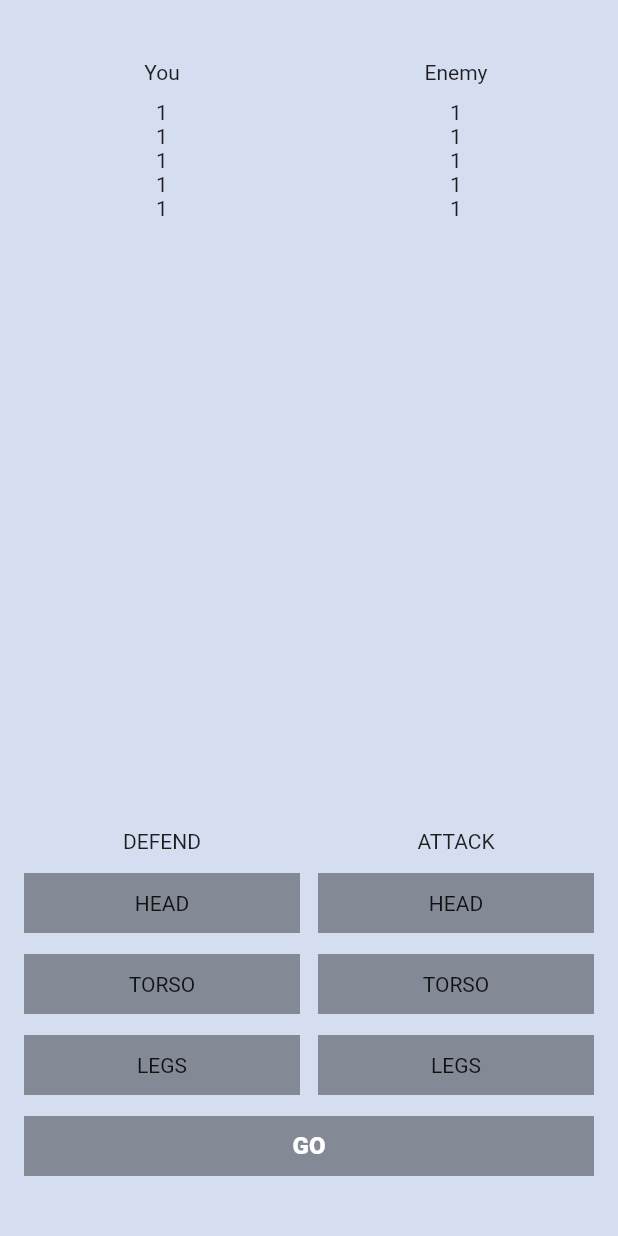
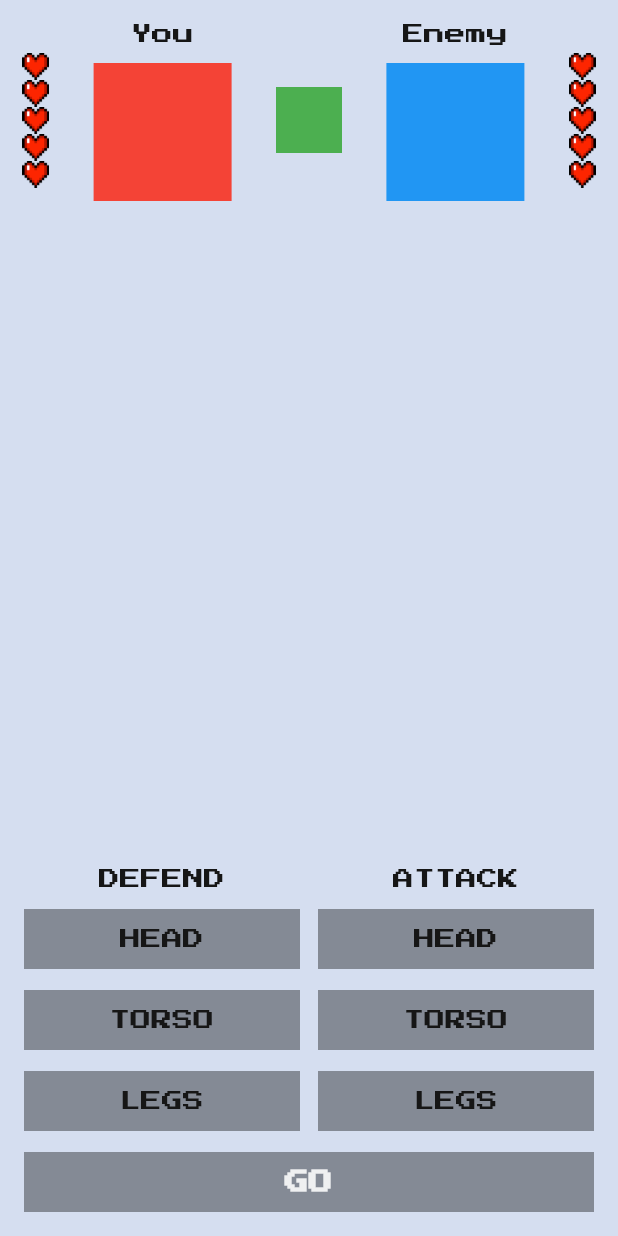
Before and after one commit to studio-salamander/flutter_fight_club, a Flutter app: the screen it shows after launch, on a phone screen of 412 x 824 dp. Run offline on Flutter 3.47's test engine with Material 2 defaults, Android fonts, the phone set to English and light mode, and no system bars; our stand-ins replace google_fonts.

Commit message:
second commit

```diff
--- /dev/null
+++ b/lib/fight_club_colors.dart
@@ -0,0 +1,14 @@
+import 'package:flutter/material.dart';
+
+class FightClubColors {
+
+  FightClubColors._();
+
+  static const background = Color.fromRGBO(213, 222, 240, 1);
+  static const greyButton = Color.fromRGBO(0, 0, 0, 0.38);
+  static const blueButton = Color.fromRGBO(28, 121, 206, 1);
+  static const blackButton = Color.fromRGBO(0, 0, 0, 0.87);
+  static const darkGreyText = Color.fromRGBO(22, 22, 22, 1);
+  static const whiteText = Color.fromRGBO(255, 255, 255, 0.87);
+  static const youFightInfoBackgroundColor = Color.fromRGBO(255, 255, 255, 1);
+}
--- /dev/null
+++ b/lib/fight_club_icons.dart
@@ -0,0 +1,7 @@
+class FightClubIcons {
+
+  FightClubIcons._();
+
+  static const heartFull = "assets/icons/heart-full.png";
+  static const heartEmpty = "assets/icons/heart-empty.png";
+}
--- /dev/null
+++ b/lib/fight_club_images.dart
@@ -0,0 +1,7 @@
+class FightClubImages {
+
+  FightClubImages._();
+
+  static const youAvatar = "assets/images/you-avatar.png";
+  static const enemyAvatar = "assets/images/enemy-avatar.png";
+}
--- a/lib/main.dart
+++ b/lib/main.dart
@@ -1,4 +1,10 @@
+import 'dart:math';
+
 import 'package:flutter/material.dart';
+import 'package:flutter_fight_club/fight_club_colors.dart';
+import 'package:flutter_fight_club/fight_club_icons.dart';
+import 'package:flutter_fight_club/fight_club_images.dart';
+import 'package:google_fonts/google_fonts.dart';
 
 void main() {
   runApp(const MyApp());
@@ -10,8 +16,12 @@ class MyApp extends StatelessWidget {
   // This widget is the root of your application.
   @override
   Widget build(BuildContext context) {
-    return const MaterialApp(
-      home: MyHomePage(),
+    return MaterialApp(
+      theme: ThemeData(
+          textTheme: GoogleFonts.pressStart2pTextTheme(
+        Theme.of(context).textTheme,
+      )),
+      home: const MyHomePage(),
     );
   }
 }
@@ -20,80 +30,237 @@ class MyHomePage extends StatefulWidget {
   const MyHomePage({Key? key}) : super(key: key);
 
   @override
-  State<MyHomePage> createState() => _MyHomePageState();
+  State<MyHomePage> createState() => MyHomePageState();
 }
 
-class _MyHomePageState extends State<MyHomePage> {
+class MyHomePageState extends State<MyHomePage> {
+  static const maxLives = 5;
+
   BodyPart? defendingBodyPart;
   BodyPart? attackingBodyPart;
-  Color colorGoButton = const Color.fromRGBO(0, 0, 0, 0.38);
+
+  BodyPart whatEnemyAttacks = BodyPart.random();
+  BodyPart whatEnemyDefends = BodyPart.random();
+
+  int yourLives = maxLives;
+  int enemyLives = maxLives;
 
   @override
   Widget build(BuildContext context) {
     return Scaffold(
-      backgroundColor: const Color.fromRGBO(213, 222, 240, 1),
-      body: Column(
+      backgroundColor: FightClubColors.background,
+      body: SafeArea(
+        child: Column(
           children: [
-          const SizedBox(height: 40),
-          Row(
-            children: [
-              const SizedBox(width: 16),
-              Expanded(
-                  child: Column(
-                children: const [
-                  SizedBox(child: Text("You")),
-                  SizedBox(height: 11),
-                  SizedBox(child: Text("1")),
-                  SizedBox(child: Text("1")),
-                  SizedBox(child: Text("1")),
-                  SizedBox(child: Text("1")),
-                  SizedBox(child: Text("1")),
-                ],
-              )),
-              const SizedBox(width: 12),
-              Expanded(
-                  child: Column(
-                  children: const [
-                    SizedBox(child: Text("Enemy")),
-                    SizedBox(height: 11),
-                    SizedBox(child: Text("1")),
-                    SizedBox(child: Text("1")),
-                    SizedBox(child: Text("1")),
-                    SizedBox(child: Text("1")),
-                    SizedBox(child: Text("1")),
-                  ],
-                )
+            FightersInfo(
+              maxLivesCount: maxLives,
+              yourLivesCount: yourLives,
+              enemyLivesCount: enemyLives,
             ),
-              const SizedBox(width: 16),
+            const Expanded(child: SizedBox()),
+            ControlsWidget(
+                defendingBodyPart: defendingBodyPart,
+                selectDefendingBodyPart: _selectDefendingBodyPart,
+                attackingBodyPart: attackingBodyPart,
+                selectAttackingBodyPart: _selectAttackingBodyPart),
+            const SizedBox(height: 14),
+            GoButton(
+                text:
+                    yourLives == 0 || enemyLives == 0 ? "Start new game" : "Go",
+                onTap: _onGoButtonClicked,
+                color: _getGoButtonColor()),
+            const SizedBox(height: 16),
           ],
         ),
-          const Expanded(child: SizedBox()),
-          Row(
+      ),
+    );
+  }
+
+  Color _getGoButtonColor() {
+    if (yourLives == 0 || enemyLives == 0) {
+      return FightClubColors.blackButton;
+    } else if (attackingBodyPart == null || defendingBodyPart == null) {
+      return FightClubColors.greyButton;
+    } else {
+      return FightClubColors.blackButton;
+    }
+  }
+
+  void _onGoButtonClicked() {
+    if (yourLives == 0 || enemyLives == 0) {
+      setState(() {
+        yourLives = maxLives;
+        enemyLives = maxLives;
+      });
+    } else if (attackingBodyPart != null && defendingBodyPart != null) {
+      setState(() {
+        final bool enemyLoseLife = attackingBodyPart != whatEnemyDefends;
+        final bool yourLoseLife = defendingBodyPart != whatEnemyAttacks;
+        if (enemyLoseLife) {
+          enemyLives -= 1;
+        }
+        if (yourLoseLife) {
+          yourLives -= 1;
+        }
+        whatEnemyDefends = BodyPart.random();
+        whatEnemyAttacks = BodyPart.random();
+
+        attackingBodyPart = null;
+        defendingBodyPart = null;
+      });
+    }
+  }
+
+  void _selectDefendingBodyPart(final BodyPart value) {
+    if (yourLives == 0 || enemyLives == 0) {
+      return;
+    }
+    setState(() {
+      defendingBodyPart = value;
+    });
+  }
+
+  void _selectAttackingBodyPart(final BodyPart value) {
+    if (yourLives == 0 || enemyLives == 0) {
+      return;
+    }
+    setState(() {
+      attackingBodyPart = value;
+    });
+  }
+}
+
+class GoButton extends StatelessWidget {
+  final String text;
+  final VoidCallback onTap;
+  final Color color;
+
+  const GoButton(
+      {Key? key, required this.text, required this.onTap, required this.color})
+      : super(key: key);
+
+  @override
+  Widget build(BuildContext context) {
+    return Padding(
+      padding: const EdgeInsets.symmetric(horizontal: 16),
+      child: GestureDetector(
+        onTap: onTap,
+        child: SizedBox(
+          height: 40,
+          child: ColoredBox(
+            color: color,
+            child: Center(
+              child: Text(text.toUpperCase(),
+                  style: const TextStyle(
+                      fontWeight: FontWeight.w900,
+                      fontSize: 16,
+                      color: FightClubColors.whiteText)),
+            ),
+          ),
+        ),
+      ),
+    );
+  }
+}
+
+class FightersInfo extends StatelessWidget {
+  final int maxLivesCount;
+  final int yourLivesCount;
+  final int enemyLivesCount;
+
+  const FightersInfo({
+    Key? key,
+    required this.maxLivesCount,
+    required this.yourLivesCount,
+    required this.enemyLivesCount,
+  }) : super(key: key);
+
+  @override
+  Widget build(BuildContext context) {
+    return SizedBox(
+      height: 160,
+      child: Row(
+        mainAxisAlignment: MainAxisAlignment.spaceAround,
+        children: [
+          LivesWidget(
+              overallLivesCount: maxLivesCount,
+              currentLivesCount: yourLivesCount),
+          Column(
+            children: const [
+              SizedBox(height: 16),
+              Text(
+                "You",
+                style: TextStyle(color: FightClubColors.darkGreyText),
+              ),
+              SizedBox(height: 12),
+              ColoredBox(
+                  color: Colors.red, child: SizedBox(height: 92, width: 92)),
+            ],
+          ),
+          const ColoredBox(
+              color: Colors.green, child: SizedBox(height: 44, width: 44)),
+          Column(
+            children: const [
+              SizedBox(height: 16),
+              Text("Enemy",
+                  style: TextStyle(color: FightClubColors.darkGreyText)),
+              SizedBox(height: 12),
+              ColoredBox(
+                  color: Colors.blue, child: SizedBox(height: 92, width: 92))
+            ],
+          ),
+          LivesWidget(
+              overallLivesCount: maxLivesCount,
+              currentLivesCount: enemyLivesCount),
+        ],
+      ),
+    );
+  }
+}
+
+class ControlsWidget extends StatelessWidget {
+  final BodyPart? defendingBodyPart;
+  final ValueSetter<BodyPart> selectDefendingBodyPart;
+
+  final BodyPart? attackingBodyPart;
+  final ValueSetter<BodyPart> selectAttackingBodyPart;
+
+  const ControlsWidget(
+      {Key? key,
+      required this.defendingBodyPart,
+      required this.selectDefendingBodyPart,
+      required this.attackingBodyPart,
+      required this.selectAttackingBodyPart})
+      : super(key: key);
+
+  @override
+  Widget build(BuildContext context) {
+    return Row(
       mainAxisAlignment: MainAxisAlignment.center,
       children: [
         const SizedBox(width: 16),
         Expanded(
           child: Column(
             children: [
-                    const SizedBox(height: 40),
-                    Text("Defend".toUpperCase()),
+              Text("Defend".toUpperCase(),
+                  style: const TextStyle(color: FightClubColors.darkGreyText)),
               const SizedBox(height: 13),
               BodyPartButton(
                 bodyPart: BodyPart.head,
                 selected: defendingBodyPart == BodyPart.head,
-                      bodyPartSetter: _selectDefendingBodyPart,
+                bodyPartSetter: selectDefendingBodyPart,
               ),
               const SizedBox(height: 14),
               BodyPartButton(
                 bodyPart: BodyPart.torso,
                 selected: defendingBodyPart == BodyPart.torso,
-                      bodyPartSetter: _selectDefendingBodyPart,
+                bodyPartSetter: selectDefendingBodyPart,
               ),
               const SizedBox(height: 14),
               BodyPartButton(
                 bodyPart: BodyPart.legs,
                 selected: defendingBodyPart == BodyPart.legs,
-                      bodyPartSetter: _selectDefendingBodyPart,
+                bodyPartSetter: selectDefendingBodyPart,
               ),
             ],
           ),
@@ -102,91 +269,60 @@ class _MyHomePageState extends State<MyHomePage> {
         Expanded(
           child: Column(
             children: [
-                    const SizedBox(height: 40),
-                    Text("Attack".toUpperCase()),
+              Text("Attack".toUpperCase(),
+                  style: const TextStyle(color: FightClubColors.darkGreyText)),
               const SizedBox(height: 13),
               BodyPartButton(
                 bodyPart: BodyPart.head,
                 selected: attackingBodyPart == BodyPart.head,
-                      bodyPartSetter: _selectAttackingBodyPart,
+                bodyPartSetter: selectAttackingBodyPart,
               ),
               const SizedBox(height: 14),
               BodyPartButton(
                 bodyPart: BodyPart.torso,
                 selected: attackingBodyPart == BodyPart.torso,
-                      bodyPartSetter: _selectAttackingBodyPart,
+                bodyPartSetter: selectAttackingBodyPart,
               ),
               const SizedBox(height: 14),
               BodyPartButton(
                 bodyPart: BodyPart.legs,
                 selected: attackingBodyPart == BodyPart.legs,
-                      bodyPartSetter: _selectAttackingBodyPart,
+                bodyPartSetter: selectAttackingBodyPart,
               ),
             ],
           ),
         ),
         const SizedBox(width: 16),
       ],
-          ),
-          const SizedBox(height: 14),
-          Row(
-            children: [
-              const SizedBox(width: 16),
-              Expanded(
-                child: GestureDetector(
-                  onTap: _inactivateGoButton,
-                  child: SizedBox(
-                    height: 40,
-                    child: ColoredBox(
-                      color: colorGoButton,
-                      child: Center(
-                        child: Text("Go".toUpperCase(),
-                            style: const TextStyle(
-                                fontWeight: FontWeight.w900,
-                                fontSize: 16,
-                                color: Colors.white)),
-                      ),
-                    ),
-                  ),
-                ),
-              ),
-              const SizedBox(width: 16),
-            ],
-          ),
-          const SizedBox(height: 40),
-        ],
-      ),
     );
-  }
-
-  void _selectDefendingBodyPart(final BodyPart value) {
-    setState(() {
-      defendingBodyPart = value;
-      _activateGoButton();
-    });
-  }
-
-  void _selectAttackingBodyPart(final BodyPart value) {
-    setState(() {
-      attackingBodyPart = value;
-      _activateGoButton();
-    });
-  }
-
-  void _activateGoButton() {
-    if (defendingBodyPart != null && attackingBodyPart != null) {
-      colorGoButton = const Color.fromRGBO(0, 0, 0, 0.87);
   }
 }
 
-  void _inactivateGoButton() {
-    setState(() {
-      if (defendingBodyPart != null && attackingBodyPart != null) {
-        colorGoButton = const Color.fromRGBO(0, 0, 0, 0.38);
-        defendingBodyPart = null;
-        attackingBodyPart = null;
+class LivesWidget extends StatelessWidget {
+  final int overallLivesCount;
+  final int currentLivesCount;
+
+  const LivesWidget(
+      {Key? key,
+      required this.overallLivesCount,
+      required this.currentLivesCount})
+      : assert(overallLivesCount >= 1),
+        assert(currentLivesCount >= 0),
+        assert(currentLivesCount <= overallLivesCount),
+        super(key: key);
+
+  @override
+  Widget build(BuildContext context) {
+    return Column(
+      mainAxisSize: MainAxisSize.min,
+      children: List.generate(overallLivesCount, (index) {
+        if (index < currentLivesCount) {
+          return Image.asset(FightClubIcons.heartFull, width: 18, height: 18);
+        } else {
+          return Image.asset(FightClubIcons.heartEmpty, width: 18, height: 18);
         }
-    });
+      }),
+    );
   }
 }
 
@@ -203,6 +339,12 @@ class BodyPart {
   String toString() {
     return 'BodyPart{name: $name}';
   }
+
+  static const List<BodyPart> _values = [head, torso, legs];
+
+  static BodyPart random() {
+    return _values[Random().nextInt(_values.length)];
+  }
 }
 
 class BodyPartButton extends StatelessWidget {
@@ -213,7 +355,7 @@ class BodyPartButton extends StatelessWidget {
   const BodyPartButton(
       {Key? key,
       required this.bodyPart,
-      this.selected = true,
+      required this.selected,
       required this.bodyPartSetter})
       : super(key: key);
 
@@ -226,9 +368,11 @@ class BodyPartButton extends StatelessWidget {
         // width: 158,
         child: ColoredBox(
           color: selected
-              ? const Color.fromRGBO(28, 121, 206, 1)
-              : const Color.fromRGBO(0, 0, 0, 0.38),
-          child: Center(child: Text(bodyPart.name.toUpperCase())),
+              ? FightClubColors.blueButton
+              : FightClubColors.greyButton,
+          child: Center(
+              child: Text(bodyPart.name.toUpperCase(),
+                  style: const TextStyle(color: FightClubColors.darkGreyText))),
         ),
       ),
     );
```
Also changed, not shown: pubspec.yaml (+7 -40 lines), assets/icons/heart-empty.png (added), assets/icons/heart-full.png (added), assets/images/enemy-avatar.png (added), assets/images/you-avatar.png (added), google_fonts/PressStart2P-Regular.ttf (added), pubspec.lock, 3 other files. Lines whose indentation alone changed are shown as unchanged.
